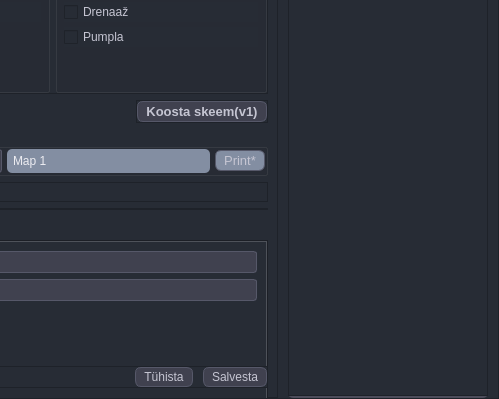
TuloliKalver/mailabl-qgis, file mailabl-qgis/Functions/Easements/widgets/Servituut.ui: the form before one commit; both pictures show x 401 to 900 and y 351 to 750 of the 900 by 750 pixel window.
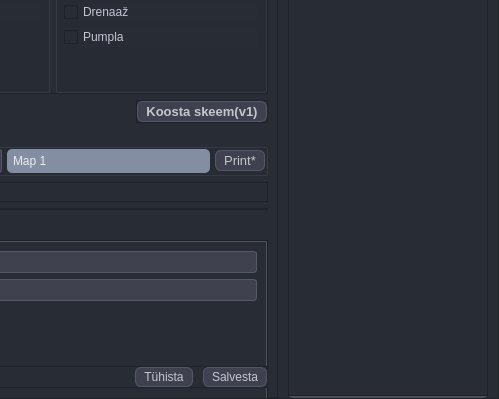
The form after the commit. Icons and pictures are not drawn.

What changed in the file:
```diff
--- a/mailabl-qgis/Functions/Easements/widgets/Servituut.ui
+++ b/mailabl-qgis/Functions/Easements/widgets/Servituut.ui
@@ -121,8 +121,13 @@
 	color: #343541;
 	text-align: center;	
 	padding: 2px 8px;
-    border-radius: 6px;
-	
+    border-radius: 6px;	
+}
+
+QPushButton:disabled {
+    background-color: #303040; /* Adjusted disabled background color */
+    border: 1px solid #707070; /* Adjust border color for disabled state */
+    color: #8a95a5; /* Adjust text color for disabled state */
 }
 
 QLabel {
@@ -1537,7 +1542,8 @@
                </font>
               </property>
               <property name="styleSheet">
-               <string notr="true">background-color: rgb(131, 142, 162);</string>
+               <string notr="true">
+</string>
               </property>
               <property name="text">
                <string>Print*</string>
```
